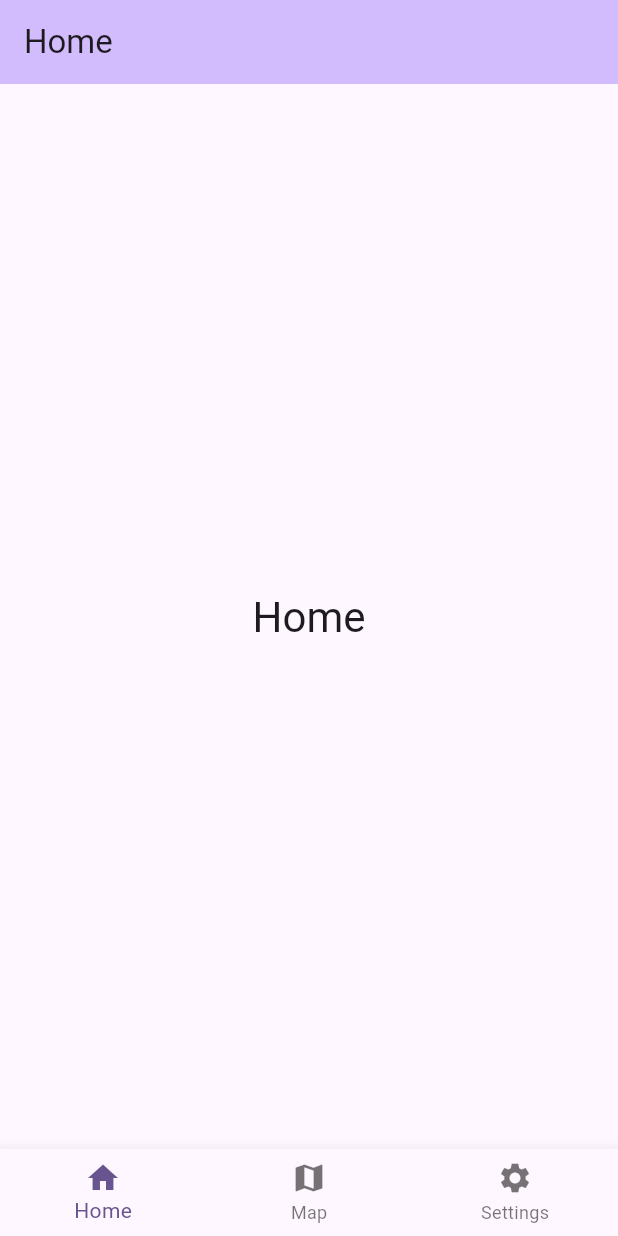
After one commit to dylan-kwon/openai-codex-practice, a Flutter app: the screen it shows after launch, on a phone screen of 412 x 824 dp. The commit adds this screen. Run offline on Flutter 3.47's test engine with Material 3 defaults, Android fonts, the phone set to English and light mode, and no system bars; our stand-ins replace bloc, flutter_bloc, freezed_annotation; generated files the repository leaves out were written again.

```diff
--- /dev/null
+++ b/lib/features/home/presentation/bloc/home_bloc.dart
@@ -0,0 +1,18 @@
+import 'package:bloc/bloc.dart';
+import 'package:freezed_annotation/freezed_annotation.dart';
+
+import 'home_state.dart';
+export 'home_state.dart';
+
+part 'home_event.dart';
+part 'home_bloc.freezed.dart';
+
+class HomeBloc extends Bloc<HomeEvent, HomeState> {
+  HomeBloc() : super(const HomeState()) {
+    on<HomeTabChanged>(_onTabChanged);
+  }
+
+  void _onTabChanged(HomeTabChanged event, Emitter<HomeState> emit) {
+    emit(state.copyWith(selectedIndex: event.index));
+  }
+}
--- /dev/null
+++ b/lib/features/home/presentation/bloc/home_event.dart
@@ -0,0 +1,6 @@
+part of 'home_bloc.dart';
+
+@freezed
+sealed class HomeEvent with _$HomeEvent {
+  const factory HomeEvent.tabChanged(int index) = HomeTabChanged;
+}
--- /dev/null
+++ b/lib/features/home/presentation/bloc/home_state.dart
@@ -0,0 +1,8 @@
+import 'package:freezed_annotation/freezed_annotation.dart';
+
+part 'home_state.freezed.dart';
+
+@freezed
+class HomeState with _$HomeState {
+  const factory HomeState({@Default(0) int selectedIndex}) = _HomeState;
+}
--- /dev/null
+++ b/lib/features/home/presentation/pages/home_page.dart
@@ -0,0 +1,52 @@
+import 'package:flutter/material.dart';
+import 'package:flutter_bloc/flutter_bloc.dart';
+import '../../../../../l10n/app_localizations.dart';
+import '../bloc/home_bloc.dart';
+
+class HomePage extends StatelessWidget {
+  const HomePage({super.key});
+
+  @override
+  Widget build(BuildContext context) {
+    final titles = [
+      AppLocalizations.of(context)!.home,
+      AppLocalizations.of(context)!.map,
+      AppLocalizations.of(context)!.settings,
+    ];
+
+    return BlocBuilder<HomeBloc, HomeState>(
+      builder: (context, state) {
+        return Scaffold(
+          appBar: AppBar(
+            backgroundColor: Theme.of(context).colorScheme.inversePrimary,
+            title: Text(titles[state.selectedIndex]),
+          ),
+          body: Center(
+            child: Text(
+              titles[state.selectedIndex],
+              style: Theme.of(context).textTheme.headlineMedium,
+            ),
+          ),
+          bottomNavigationBar: BottomNavigationBar(
+            currentIndex: state.selectedIndex,
+            onTap: (index) => context.read<HomeBloc>().add(HomeTabChanged(index)),
+            items: [
+              BottomNavigationBarItem(
+                icon: const Icon(Icons.home),
+                label: AppLocalizations.of(context)!.home,
+              ),
+              BottomNavigationBarItem(
+                icon: const Icon(Icons.map),
+                label: AppLocalizations.of(context)!.map,
+              ),
+              BottomNavigationBarItem(
+                icon: const Icon(Icons.settings),
+                label: AppLocalizations.of(context)!.settings,
+              ),
+            ],
+          ),
+        );
+      },
+    );
+  }
+}
--- a/lib/main.dart
+++ b/lib/main.dart
@@ -1,6 +1,8 @@
 import 'package:flutter/material.dart';
-import 'my_home_page.dart';
+import 'package:flutter_bloc/flutter_bloc.dart';
 import 'l10n/app_localizations.dart';
+import 'features/home/presentation/bloc/home_bloc.dart';
+import 'features/home/presentation/pages/home_page.dart';
 
 void main() {
   runApp(const MyApp());
@@ -12,30 +14,18 @@ class MyApp extends StatelessWidget {
   // This widget is the root of your application.
   @override
   Widget build(BuildContext context) {
-    return MaterialApp(
+    return BlocProvider(
+      create: (_) => HomeBloc(),
+      child: MaterialApp(
         title: AppLocalizations.of(context)?.appTitle ?? 'Flutter Demo',
         theme: ThemeData(
-        // This is the theme of your application.
-        //
-        // TRY THIS: Try running your application with "flutter run". You'll see
-        // the application has a purple toolbar. Then, without quitting the app,
-        // try changing the seedColor in the colorScheme below to Colors.green
-        // and then invoke "hot reload" (save your changes or press the "hot
-        // reload" button in a Flutter-supported IDE, or press "r" if you used
-        // the command line to start the app).
-        //
-        // Notice that the counter didn't reset back to zero; the application
-        // state is not lost during the reload. To reset the state, use hot
-        // restart instead.
-        //
-        // This works for code too, not just values: Most code changes can be
-        // tested with just a hot reload.
           colorScheme: ColorScheme.fromSeed(seedColor: Colors.deepPurple),
           useMaterial3: true,
         ),
         localizationsDelegates: AppLocalizations.localizationsDelegates,
         supportedLocales: AppLocalizations.supportedLocales,
-      home: const MyHomePage(),
+        home: const HomePage(),
+      ),
     );
   }
 }
--- a/pubspec.yaml
+++ b/pubspec.yaml
@@ -32,6 +32,8 @@ dependencies:
     sdk: flutter
   flutter_localizations:
     sdk: flutter
+  flutter_bloc: ^9.1.1
+  freezed_annotation: ^2.4.1
 
 
   # The following adds the Cupertino Icons font to your application.
@@ -48,6 +50,8 @@ dev_dependencies:
   # package. See that file for information about deactivating specific lint
   # rules and activating additional ones.
   flutter_lints: ^4.0.0
+  build_runner: ^2.4.8
+  freezed: ^2.4.4
 
 # For information on the generic Dart part of this file, see the
 # following page: https://dart.dev/tools/pub/pubspec
```
Also changed, not shown: lib/my_home_page.dart (deleted, +0 -50 lines), pubspec.lock, 1 other file. Lines whose indentation alone changed are shown as unchanged.
